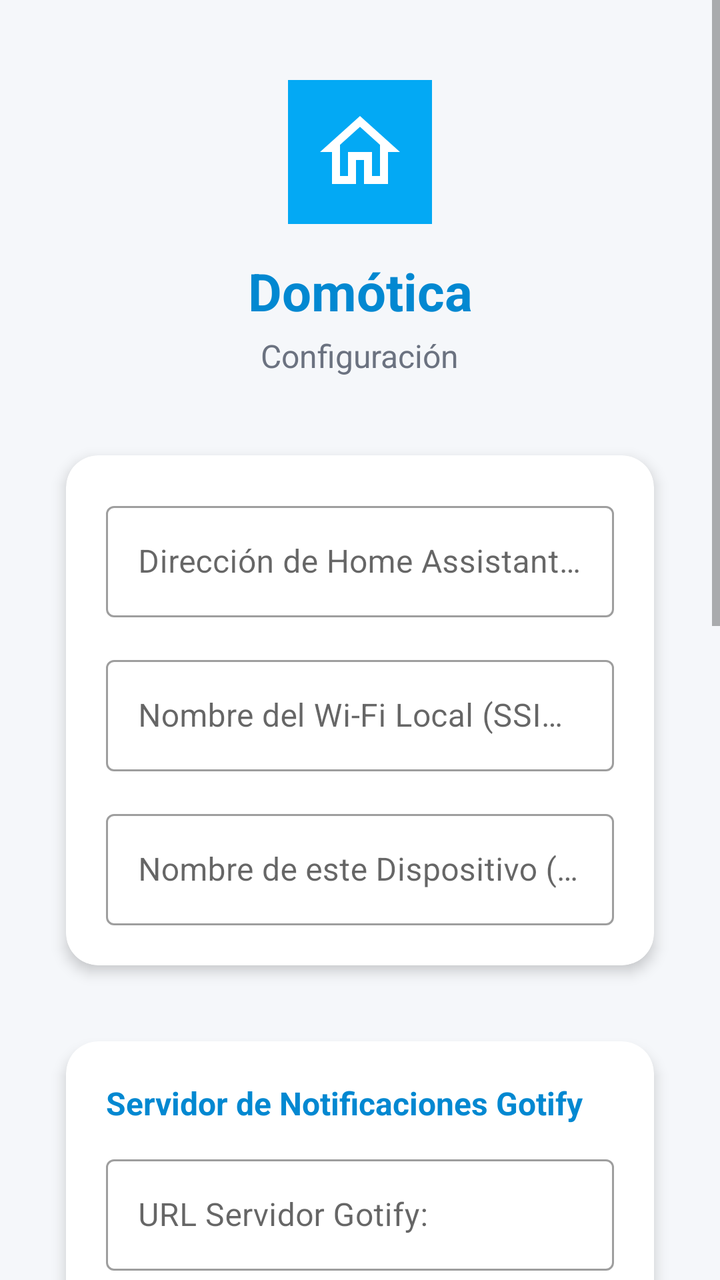
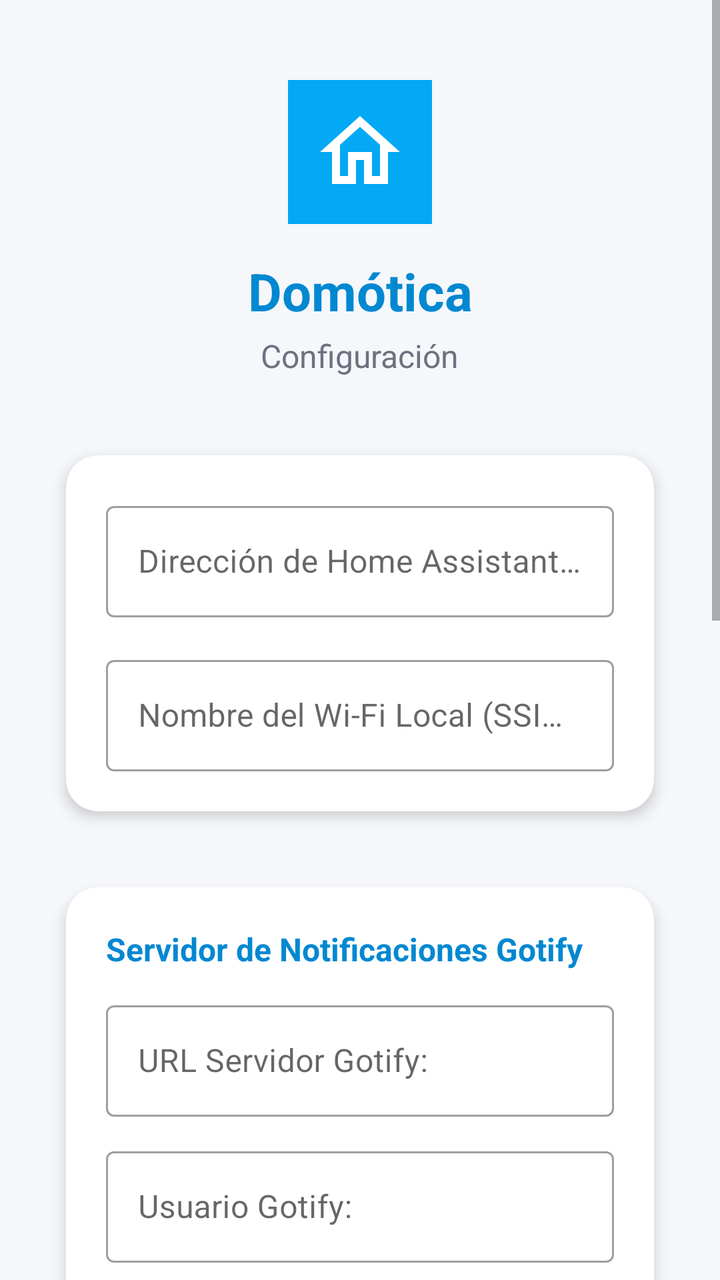

Before-and-after screenshots of an Android layout around one commit, followed by the original layout XML and the change that was made.
<!-- AndroidManifest.xml: application theme Theme.Domotica -->
<!-- res/layout/activity_settings.xml -->
<?xml version="1.0" encoding="utf-8"?>
<ScrollView xmlns:android="http://schemas.android.com/apk/res/android"
    xmlns:app="http://schemas.android.com/apk/res-auto"
    xmlns:tools="http://schemas.android.com/tools"
    android:layout_width="match_parent"
    android:layout_height="match_parent"
    android:background="@color/background_light"
    android:fillViewport="true"
    tools:context=".SettingsActivity">

    <androidx.constraintlayout.widget.ConstraintLayout
        android:layout_width="match_parent"
        android:layout_height="wrap_content"
        android:padding="24dp">

        
        <ImageView
            android:id="@+id/ivLogo"
            android:layout_width="72dp"
            android:layout_height="72dp"
            android:layout_marginTop="16dp"
            android:background="@drawable/ic_launcher_background"
            android:contentDescription="@string/app_name"
            android:padding="12dp"
            android:src="@drawable/ic_house"
            app:layout_constraintEnd_toEndOf="parent"
            app:layout_constraintStart_toStartOf="parent"
            app:layout_constraintTop_toTopOf="parent" />

        <TextView
            android:id="@+id/tvTitle"
            android:layout_width="wrap_content"
            android:layout_height="wrap_content"
            android:layout_marginTop="16dp"
            android:text="@string/app_name"
            android:textColor="@color/primary_blue_dark"
            android:textSize="26sp"
            android:textStyle="bold"
            app:layout_constraintEnd_toEndOf="parent"
            app:layout_constraintStart_toStartOf="parent"
            app:layout_constraintTop_toBottomOf="@id/ivLogo" />

        <TextView
            android:id="@+id/tvSubtitle"
            android:layout_width="wrap_content"
            android:layout_height="wrap_content"
            android:layout_marginTop="4dp"
            android:text="@string/title_settings"
            android:textColor="@color/text_secondary"
            android:textSize="16sp"
            app:layout_constraintEnd_toEndOf="parent"
            app:layout_constraintStart_toStartOf="parent"
            app:layout_constraintTop_toBottomOf="@id/tvTitle" />

        
        <com.google.android.material.card.MaterialCardView
            android:id="@+id/cardSettings"
            android:layout_width="0dp"
            android:layout_height="wrap_content"
            android:layout_marginTop="28dp"
            app:cardCornerRadius="16dp"
            app:cardElevation="4dp"
            app:cardUseCompatPadding="true"
            app:layout_constraintEnd_toEndOf="parent"
            app:layout_constraintStart_toStartOf="parent"
            app:layout_constraintTop_toBottomOf="@id/tvSubtitle">

            <LinearLayout
                android:layout_width="match_parent"
                android:layout_height="wrap_content"
                android:orientation="vertical"
                android:padding="20dp">

                
                <com.google.android.material.textfield.TextInputLayout
                    android:id="@+id/tilLocalUrl"
                    style="@style/Widget.MaterialComponents.TextInputLayout.OutlinedBox"
                    android:layout_width="match_parent"
                    android:layout_height="wrap_content"
                    android:hint="@string/label_local_url">

                    <com.google.android.material.textfield.TextInputEditText
                        android:id="@+id/etLocalUrl"
                        android:layout_width="match_parent"
                        android:layout_height="wrap_content"
                        android:inputType="textUri"
                        android:singleLine="true" />
                </com.google.android.material.textfield.TextInputLayout>

                
                <com.google.android.material.textfield.TextInputLayout
                    android:id="@+id/tilVpnUrl"
                    style="@style/Widget.MaterialComponents.TextInputLayout.OutlinedBox"
                    android:layout_width="match_parent"
                    android:layout_height="wrap_content"
                    android:visibility="gone">

                    <com.google.android.material.textfield.TextInputEditText
                        android:id="@+id/etVpnUrl"
                        android:layout_width="match_parent"
                        android:layout_height="wrap_content"
                        android:inputType="textUri"
                        android:singleLine="true" />
                </com.google.android.material.textfield.TextInputLayout>

                
                <com.google.android.material.textfield.TextInputLayout
                    android:id="@+id/tilLocalSsid"
                    style="@style/Widget.MaterialComponents.TextInputLayout.OutlinedBox"
                    android:layout_width="match_parent"
                    android:layout_height="wrap_content"
                    android:layout_marginTop="16dp"
                    android:hint="@string/label_local_ssid">

                    <com.google.android.material.textfield.TextInputEditText
                        android:id="@+id/etLocalSsid"
                        android:layout_width="match_parent"
                        android:layout_height="wrap_content"
                        android:inputType="text"
                        android:singleLine="true" />
                </com.google.android.material.textfield.TextInputLayout>

                
                <com.google.android.material.textfield.TextInputLayout
                    android:id="@+id/tilDeviceName"
                    style="@style/Widget.MaterialComponents.TextInputLayout.OutlinedBox"
                    android:layout_width="match_parent"
                    android:layout_height="wrap_content"
                    android:layout_marginTop="16dp"
                    android:hint="@string/label_device_name">

                    <com.google.android.material.textfield.TextInputEditText
                        android:id="@+id/etDeviceName"
                        android:layout_width="match_parent"
                        android:layout_height="wrap_content"
                        android:inputType="text"
                        android:singleLine="true" />
                </com.google.android.material.textfield.TextInputLayout>

            </LinearLayout>

        </com.google.android.material.card.MaterialCardView>

        
        <com.google.android.material.card.MaterialCardView
            android:id="@+id/cardGotifySettings"
            android:layout_width="0dp"
            android:layout_height="wrap_content"
            android:layout_marginTop="16dp"
            app:cardCornerRadius="16dp"
            app:cardElevation="4dp"
            app:cardUseCompatPadding="true"
            app:layout_constraintEnd_toEndOf="parent"
            app:layout_constraintStart_toStartOf="parent"
            app:layout_constraintTop_toBottomOf="@id/cardSettings">

            <LinearLayout
                android:layout_width="match_parent"
                android:layout_height="wrap_content"
                android:orientation="vertical"
                android:padding="20dp">

                <TextView
                    android:layout_width="wrap_content"
                    android:layout_height="wrap_content"
                    android:text="@string/header_gotify_settings"
                    android:textColor="@color/primary_blue_dark"
                    android:textSize="16sp"
                    android:textStyle="bold" />

                
                <com.google.android.material.textfield.TextInputLayout
                    android:id="@+id/tilGotifyUrl"
                    style="@style/Widget.MaterialComponents.TextInputLayout.OutlinedBox"
                    android:layout_width="match_parent"
                    android:layout_height="wrap_content"
                    android:layout_marginTop="12dp"
                    android:hint="@string/label_gotify_url">

                    <com.google.android.material.textfield.TextInputEditText
                        android:id="@+id/etGotifyUrl"
                        android:layout_width="match_parent"
                        android:layout_height="wrap_content"
                        android:inputType="textUri"
                        android:singleLine="true" />
                </com.google.android.material.textfield.TextInputLayout>

                
                <com.google.android.material.textfield.TextInputLayout
                    android:id="@+id/tilGotifyUser"
                    style="@style/Widget.MaterialComponents.TextInputLayout.OutlinedBox"
                    android:layout_width="match_parent"
                    android:layout_height="wrap_content"
                    android:layout_marginTop="12dp"
                    android:hint="@string/label_gotify_user">

                    <com.google.android.material.textfield.TextInputEditText
                        android:id="@+id/etGotifyUser"
                        android:layout_width="match_parent"
                        android:layout_height="wrap_content"
                        android:inputType="text"
                        android:singleLine="true" />
                </com.google.android.material.textfield.TextInputLayout>

                
                <com.google.android.material.textfield.TextInputLayout
                    android:id="@+id/tilGotifyPass"
                    style="@style/Widget.MaterialComponents.TextInputLayout.OutlinedBox"
                    android:layout_width="match_parent"
                    android:layout_height="wrap_content"
                    android:layout_marginTop="12dp"
                    android:hint="@string/label_gotify_pass"
                    app:passwordToggleEnabled="true">

                    <com.google.android.material.textfield.TextInputEditText
                        android:id="@+id/etGotifyPass"
                        android:layout_width="match_parent"
                        android:layout_height="wrap_content"
                        android:inputType="textPassword"
                        android:singleLine="true" />
                </com.google.android.material.textfield.TextInputLayout>

            </LinearLayout>

        </com.google.android.material.card.MaterialCardView>

        
        <com.google.android.material.card.MaterialCardView
            android:id="@+id/cardWireGuardSettings"
            android:layout_width="0dp"
            android:layout_height="wrap_content"
            android:layout_marginTop="16dp"
            app:cardCornerRadius="16dp"
            app:cardElevation="4dp"
            app:cardUseCompatPadding="true"
            app:layout_constraintEnd_toEndOf="parent"
            app:layout_constraintStart_toStartOf="parent"
            app:layout_constraintTop_toBottomOf="@id/cardGotifySettings">

            <LinearLayout
                android:layout_width="match_parent"
                android:layout_height="wrap_content"
                android:orientation="vertical"
                android:padding="20dp">

                <TextView
                    android:layout_width="wrap_content"
                    android:layout_height="wrap_content"
                    android:text="@string/header_wireguard_settings"
                    android:textColor="@color/primary_blue_dark"
                    android:textSize="16sp"
                    android:textStyle="bold" />

                <TextView
                    android:layout_width="wrap_content"
                    android:layout_height="wrap_content"
                    android:layout_marginTop="4dp"
                    android:text="Escanea el código QR generado en tu servidor de Wg-Easy para activar el acceso remoto transparente."
                    android:textColor="@color/text_secondary"
                    android:textSize="13sp" />

                
                <com.google.android.material.button.MaterialButton
                    android:id="@+id/btnScanQr"
                    style="@style/Widget.MaterialComponents.Button"
                    android:layout_width="match_parent"
                    android:layout_height="52dp"
                    android:layout_marginTop="16dp"
                    android:text="@string/btn_scan_qr_code"
                    android:textColor="@color/white"
                    android:textSize="15sp"
                    android:textStyle="bold"
                    app:backgroundTint="@color/primary_blue"
                    app:cornerRadius="10dp" />

                <TextView
                    android:id="@+id/tvWireGuardStatus"
                    android:layout_width="wrap_content"
                    android:layout_height="wrap_content"
                    android:layout_marginTop="10dp"
                    android:text="Estado: Sin configuración WireGuard"
                    android:textColor="@color/text_secondary"
                    android:textSize="13sp"
                    android:textStyle="italic" />

                
                <com.google.android.material.textfield.TextInputLayout
                    android:id="@+id/tilWireGuardConfig"
                    style="@style/Widget.MaterialComponents.TextInputLayout.OutlinedBox"
                    android:layout_width="match_parent"
                    android:layout_height="wrap_content"
                    android:layout_marginTop="12dp"
                    android:hint="Configuración WireGuard (.conf / QR)">

                    <com.google.android.material.textfield.TextInputEditText
                        android:id="@+id/etWireGuardConfig"
                        android:layout_width="match_parent"
                        android:layout_height="wrap_content"
                        android:gravity="top|start"
                        android:inputType="textMultiLine"
                        android:lines="4"
                        android:maxLines="8"
                        android:textSize="12sp" />
                </com.google.android.material.textfield.TextInputLayout>

            </LinearLayout>

        </com.google.android.material.card.MaterialCardView>

        
        <com.google.android.material.button.MaterialButton
            android:id="@+id/btnSave"
            android:layout_width="0dp"
            android:layout_height="56dp"
            android:layout_marginTop="24dp"
            android:layout_marginBottom="16dp"
            android:text="@string/btn_save_and_continue"
            android:textColor="@color/white"
            android:textSize="16sp"
            android:textStyle="bold"
            app:backgroundTint="@color/primary_blue"
            app:cornerRadius="12dp"
            app:layout_constraintBottom_toBottomOf="parent"
            app:layout_constraintEnd_toEndOf="parent"
            app:layout_constraintStart_toStartOf="parent"
            app:layout_constraintTop_toBottomOf="@id/cardWireGuardSettings"
            app:layout_constraintVertical_bias="0.0" />

    </androidx.constraintlayout.widget.ConstraintLayout>

</ScrollView>
<!-- resources referenced by this layout -->
<resources>
  <color name="background_light">#F5F7FA</color>
  <color name="primary_blue">#03A9F4</color>
  <color name="primary_blue_dark">#0288D1</color>
  <color name="text_secondary">#6B7280</color>
  <color name="white">#FFFFFF</color>
  <!-- drawable ic_house (drawable) -->
  <vector xmlns:android="http://schemas.android.com/apk/res/android"
      android:width="108dp"
      android:height="108dp"
      android:viewportWidth="24"
      android:viewportHeight="24">
      <path
          android:fillColor="#FFFFFF"
          android:pathData="M12,3L2,12h3v8h6v-6h2v6h6v-8h3L12,3z M12,5.69l5,4.5V18h-2v-6H9v6H7v-7.81L12,5.69z"/>
  </vector>
  <!-- drawable ic_launcher_background (drawable) -->
  <?xml version="1.0" encoding="utf-8"?>
  <vector xmlns:android="http://schemas.android.com/apk/res/android"
      android:width="108dp"
      android:height="108dp"
      android:viewportWidth="108"
      android:viewportHeight="108">
      <path
          android:fillColor="#03A9F4"
          android:pathData="M0,0h108v108h-108z" />
  </vector>
  <string name="app_name">Domótica</string>
  <string name="btn_save_and_continue">Guardar y Continuar</string>
  <string name="btn_scan_qr_code">📷 Escanear QR de Wg-Easy</string>
  <string name="header_gotify_settings">Servidor de Notificaciones Gotify</string>
  <string name="header_wireguard_settings">Acceso Remoto WireGuard (Wg-Easy)</string>
  <string name="label_device_name">Nombre de este Dispositivo (para notificaciones):</string>
  <string name="label_gotify_pass">Contraseña Gotify:</string>
  <string name="label_gotify_url">URL Servidor Gotify:</string>
  <string name="label_gotify_user">Usuario Gotify:</string>
  <string name="label_local_ssid">Nombre del Wi-Fi Local (SSID):</string>
  <string name="label_local_url">Dirección de Home Assistant (Wi-Fi / VPN):</string>
  <string name="title_settings">Configuración</string>
  <style name="Theme.Domotica" parent="Theme.MaterialComponents.DayNight.NoActionBar">
          
          <item name="colorPrimary">@color/primary_blue</item>
          <item name="colorPrimaryVariant">@color/primary_blue_dark</item>
          <item name="colorOnPrimary">@color/white</item>
          
          <item name="colorSecondary">@color/accent_blue</item>
          <item name="colorSecondaryVariant">@color/accent_blue</item>
          <item name="colorOnSecondary">@color/white</item>
          
          <item name="android:statusBarColor">@color/primary_blue_dark</item>
      </style>
  <color name="accent_blue">#009688</color>
</resources>

<!-- the commit's change to res/layout/activity_settings.xml (unified diff, before → after) -->
@@ -120,23 +120,6 @@
                         android:singleLine="true" />
                 </com.google.android.material.textfield.TextInputLayout>
 
-                
-                <com.google.android.material.textfield.TextInputLayout
-                    android:id="@+id/tilDeviceName"
-                    style="@style/Widget.MaterialComponents.TextInputLayout.OutlinedBox"
-                    android:layout_width="match_parent"
-                    android:layout_height="wrap_content"
-                    android:layout_marginTop="16dp"
-                    android:hint="@string/label_device_name">
-
-                    <com.google.android.material.textfield.TextInputEditText
-                        android:id="@+id/etDeviceName"
-                        android:layout_width="match_parent"
-                        android:layout_height="wrap_content"
-                        android:inputType="text"
-                        android:singleLine="true" />
-                </com.google.android.material.textfield.TextInputLayout>
-
             </LinearLayout>
 
         </com.google.android.material.card.MaterialCardView>
@@ -219,6 +202,28 @@
                         android:inputType="textPassword"
                         android:singleLine="true" />
                 </com.google.android.material.textfield.TextInputLayout>
+
+                
+                <com.google.android.material.button.MaterialButton
+                    android:id="@+id/btnTestGotify"
+                    style="@style/Widget.MaterialComponents.Button.OutlinedButton"
+                    android:layout_width="match_parent"
+                    android:layout_height="48dp"
+                    android:layout_marginTop="14dp"
+                    android:text="🔍 Validar Servidor y Usuario Gotify"
+                    android:textColor="@color/primary_blue"
+                    app:cornerRadius="8dp"
+                    app:strokeColor="@color/primary_blue" />
+
+                <TextView
+                    android:id="@+id/tvGotifyStatus"
+                    android:layout_width="wrap_content"
+                    android:layout_height="wrap_content"
+                    android:layout_marginTop="8dp"
+                    android:text="Estado: Sin probar"
+                    android:textColor="@color/text_secondary"
+                    android:textSize="13sp"
+                    android:textStyle="italic" />
 
             </LinearLayout>
 
<!-- resource entries referenced after the edit -->
@@ -31,7 +31,6 @@
   <string name="btn_scan_qr_code">📷 Escanear QR de Wg-Easy</string>
   <string name="header_gotify_settings">Servidor de Notificaciones Gotify</string>
   <string name="header_wireguard_settings">Acceso Remoto WireGuard (Wg-Easy)</string>
-  <string name="label_device_name">Nombre de este Dispositivo (para notificaciones):</string>
   <string name="label_gotify_pass">Contraseña Gotify:</string>
   <string name="label_gotify_url">URL Servidor Gotify:</string>
   <string name="label_gotify_user">Usuario Gotify:</string>
